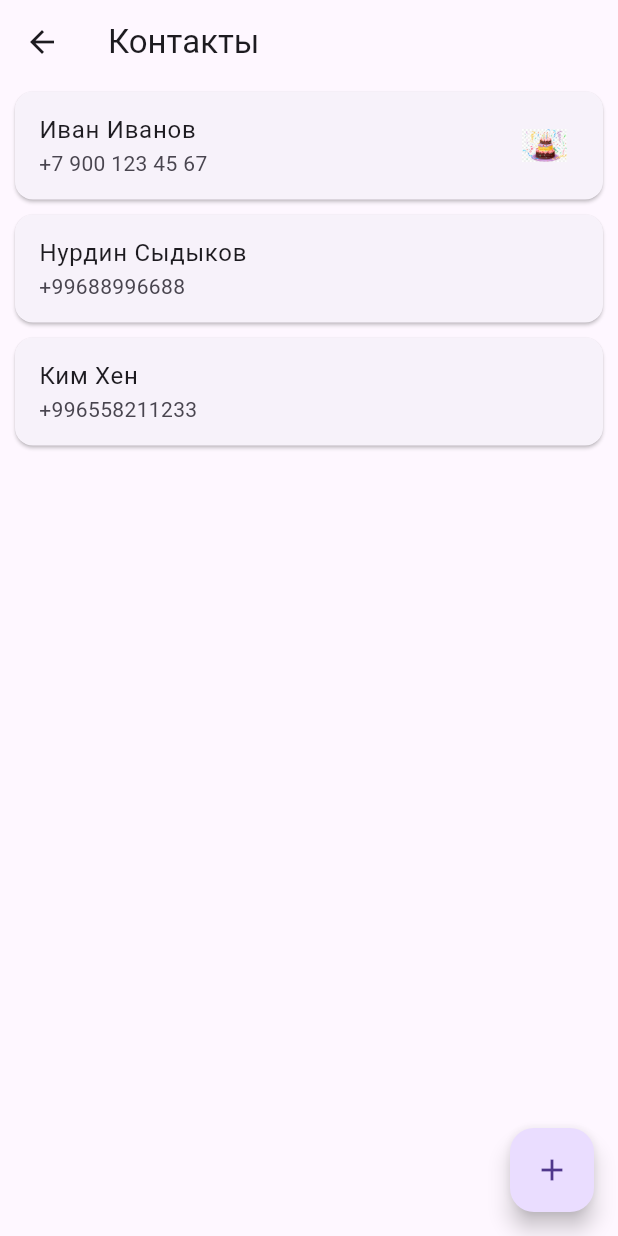
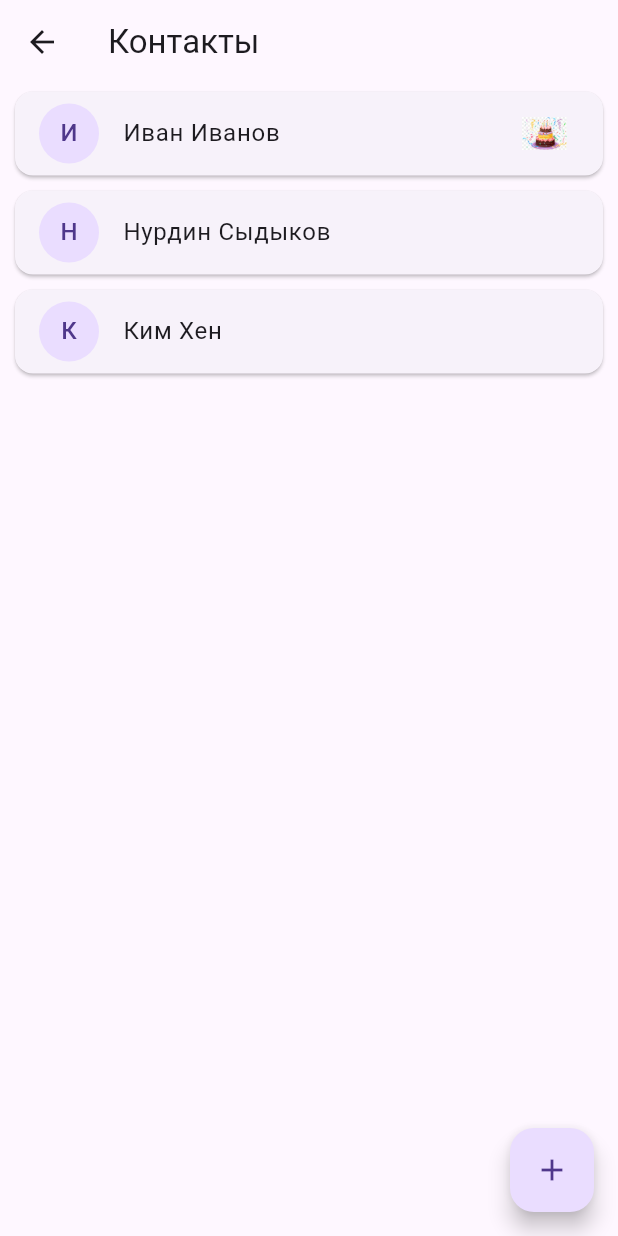
Before and after one commit to dokkaebi047/lab_flutter, a Flutter app: the ContactListScreen screen opened directly, on a phone screen of 412 x 824 dp. Run offline on Flutter 3.47's test engine with Material 3 defaults, Android fonts, the phone set to English and light mode, and no system bars.

```diff
--- a/lib/screens/contact_list_screen.dart
+++ b/lib/screens/contact_list_screen.dart
@@ -1,19 +1,22 @@
 import 'package:flutter/material.dart';
-import 'package:lab/screens/add_contact_screen.dart';
 import '../models/contact.dart';
 import '../widgets/contact_card.dart';
+import 'add_contact_screen.dart';
 
-class ContactListScreen extends StatelessWidget {
+class ContactListScreen extends StatefulWidget {
   const ContactListScreen({super.key});
 
   @override
-  Widget build(BuildContext context) {
+  _ContactListScreenState createState() => _ContactListScreenState();
+}
+
+class _ContactListScreenState extends State<ContactListScreen> {
   List<Contact> contacts = [
     Contact(
       firstName: 'Иван',
       lastName: 'Иванов',
       phone: '+7 900 123 45 67',
-        email: 'ivanov@example.com',
+      email: 'ivanov@gmail.com',
       birthday:
           DateTime(1990, DateTime.now().month, DateTime.now().day), // Сегодня
     ),
@@ -21,24 +24,47 @@ class ContactListScreen extends StatelessWidget {
       firstName: 'Нурдин',
       lastName: 'Сыдыков',
       phone: '+99688996688',
-        email: 'sdkvur@gmail.com.com',
+      email: 'sdkvnur@gmail.com',
       birthday: DateTime(1985, 5, 10),
     ),
     Contact(
       firstName: 'Ким',
       lastName: 'Хен',
       phone: '+996558211233',
-        email: 'hyngkim@gmail.com',
+      email: 'maloer@gmail.com',
       birthday: DateTime(1992, 3, 15),
     ),
   ];
 
+  @override
+  Widget build(BuildContext context) {
     return Scaffold(
       appBar: AppBar(title: const Text('Контакты')),
       body: ListView.builder(
         itemCount: contacts.length,
         itemBuilder: (context, index) {
-          return ContactCard(contact: contacts[index]);
+          final contact = contacts[index];
+
+          return Dismissible(
+            key: Key(contact.phone), // Уникальный ключ для анимации удаления
+            direction: DismissDirection.endToStart, // Свайп только влево
+            background: Container(
+              color: Colors.red,
+              alignment: Alignment.centerRight,
+              padding: const EdgeInsets.symmetric(horizontal: 20),
+              child: const Icon(Icons.delete, color: Colors.white),
+            ),
+            onDismissed: (direction) {
+              setState(() {
+                contacts.removeAt(index);
+              });
+
+              ScaffoldMessenger.of(context).showSnackBar(
+                SnackBar(content: Text('${contact.firstName} удалён')),
+              );
+            },
+            child: ContactCard(contact: contact),
+          );
         },
       ),
       floatingActionButton: FloatingActionButton(
@@ -48,7 +74,9 @@ class ContactListScreen extends StatelessWidget {
             MaterialPageRoute(
               builder: (context) => AddContactScreen(
                 onContactAdded: (newContact) {
+                  setState(() {
                     contacts.add(newContact);
+                  });
                 },
               ),
             ),
--- a/lib/widgets/contact_card.dart
+++ b/lib/widgets/contact_card.dart
@@ -12,10 +12,10 @@ class ContactCard extends StatelessWidget {
     return Card(
       margin: const EdgeInsets.symmetric(horizontal: 10, vertical: 5),
       child: ListTile(
+        leading: CircleAvatar(child: Text(contact.firstName[0])),
         title: Text('${contact.firstName} ${contact.lastName}'),
-        subtitle: Text(contact.phone),
         trailing: contact.isBirthdayToday()
-            ? Image.asset('assets/images/birthday.png', width: 30, height: 30)
+            ? Image.asset('assets/images/birthday.png', width: 30)
             : null,
         onTap: () {
           Navigator.push(
```
Lines whose indentation alone changed are shown as unchanged.
